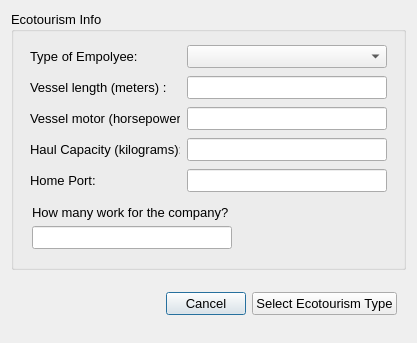
Ecotrust/openoceanmap-desktop, file cobi_loreto/Interview/ecotourism.ui: the form before one commit.
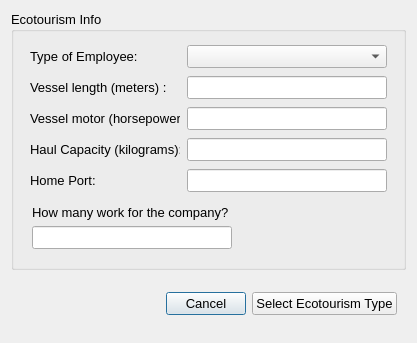
The form after the commit.

The edit to the form file:
```diff
--- a/cobi_loreto/Interview/ecotourism.ui
+++ b/cobi_loreto/Interview/ecotourism.ui
@@ -73,7 +73,7 @@
               </font>
              </property>
              <property name="text" >
-              <string>Type of Empolyee:</string>
+              <string>Type of Employee:</string>
              </property>
             </widget>
            </item>
```
Left out of the diff: 2 changed lines with no effect on the pictures.
